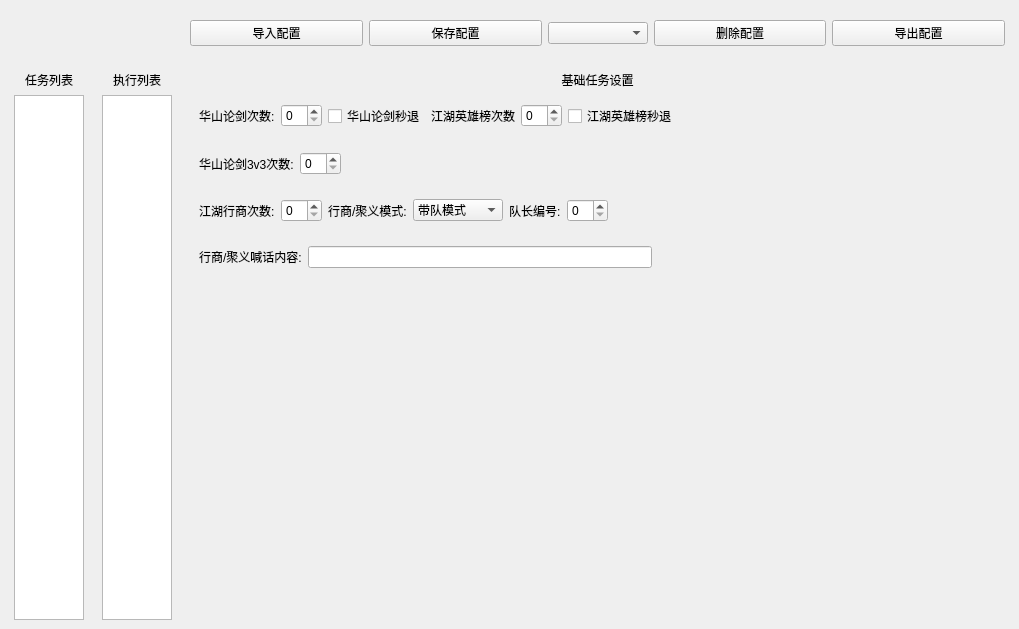
Above: ui/ScriptWindow.ui from Thetrint/snow-elves before the change. Below: the same form after it.
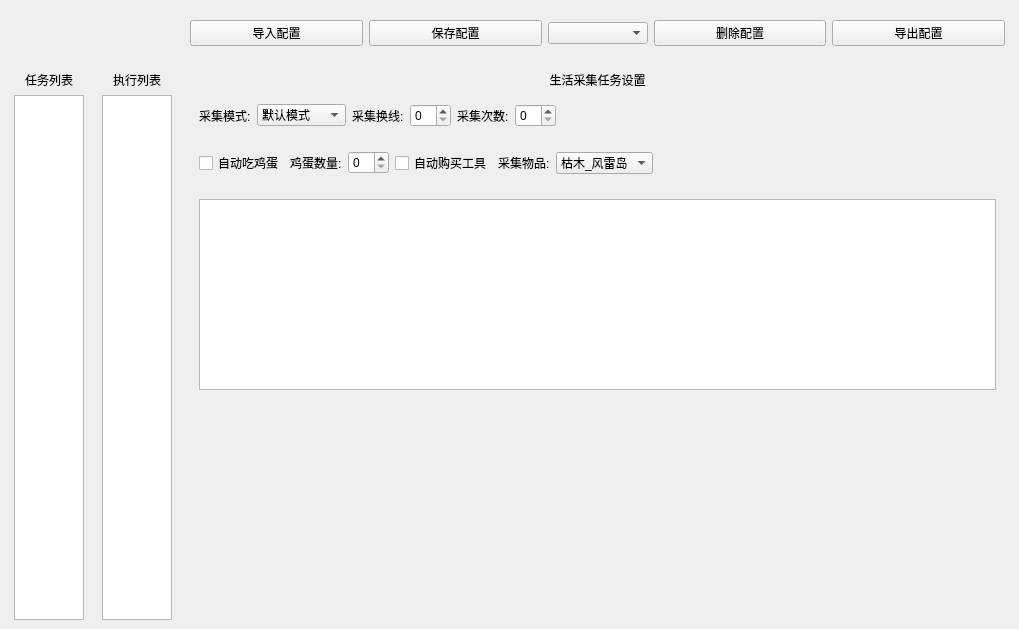
That is the form after the change. Custom widgets are drawn as their Qt base class.

Commit message: 新增生活采集

```diff
--- a/ui/ScriptWindow.ui
+++ b/ui/ScriptWindow.ui
@@ -142,7 +142,7 @@
       </sizepolicy>
      </property>
      <property name="currentIndex">
-      <number>1</number>
+      <number>7</number>
      </property>
      <widget class="QWidget" name="page">
       <layout class="QVBoxLayout" name="verticalLayout_9">
@@ -1966,6 +1966,284 @@
        </item>
       </layout>
      </widget>
+     <widget class="QWidget" name="page_8">
+      <layout class="QVBoxLayout" name="verticalLayout_11">
+       <item>
+        <widget class="QLabel" name="label_56">
+         <property name="sizePolicy">
+          <sizepolicy hsizetype="Preferred" vsizetype="Preferred">
+           <horstretch>0</horstretch>
+           <verstretch>0</verstretch>
+          </sizepolicy>
+         </property>
+         <property name="text">
+          <string>生活采集任务设置</string>
+         </property>
+         <property name="alignment">
+          <set>Qt::AlignmentFlag::AlignCenter</set>
+         </property>
+         <property name="class" stdset="0">
+          <string>page</string>
+         </property>
+        </widget>
+       </item>
+       <item>
+        <widget class="QWidget" name="widget_24" native="true">
+         <layout class="QHBoxLayout" name="horizontalLayout_21">
+          <item>
+           <widget class="QLabel" name="label_57">
+            <property name="sizePolicy">
+             <sizepolicy hsizetype="Preferred" vsizetype="Preferred">
+              <horstretch>0</horstretch>
+              <verstretch>0</verstretch>
+             </sizepolicy>
+            </property>
+            <property name="text">
+             <string>采集模式:</string>
+            </property>
+            <property name="class" stdset="0">
+             <string>tip</string>
+            </property>
+           </widget>
+          </item>
+          <item>
+           <widget class="QComboBox" name="comboBox_13">
+            <item>
+             <property name="text">
+              <string>默认模式</string>
+             </property>
+            </item>
+            <item>
+             <property name="text">
+              <string>自定义模式</string>
+             </property>
+            </item>
+           </widget>
+          </item>
+          <item>
+           <widget class="QLabel" name="label_58">
+            <property name="sizePolicy">
+             <sizepolicy hsizetype="Preferred" vsizetype="Preferred">
+              <horstretch>0</horstretch>
+              <verstretch>0</verstretch>
+             </sizepolicy>
+            </property>
+            <property name="text">
+             <string>采集换线:</string>
+            </property>
+            <property name="class" stdset="0">
+             <string>tip</string>
+            </property>
+           </widget>
+          </item>
+          <item>
+           <widget class="QSpinBox" name="spinBox_10"/>
+          </item>
+          <item>
+           <widget class="QLabel" name="label_59">
+            <property name="sizePolicy">
+             <sizepolicy hsizetype="Preferred" vsizetype="Preferred">
+              <horstretch>0</horstretch>
+              <verstretch>0</verstretch>
+             </sizepolicy>
+            </property>
+            <property name="text">
+             <string>采集次数:</string>
+            </property>
+            <property name="class" stdset="0">
+             <string>tip</string>
+            </property>
+           </widget>
+          </item>
+          <item>
+           <widget class="QSpinBox" name="spinBox_11"/>
+          </item>
+          <item>
+           <spacer name="horizontalSpacer_17">
+            <property name="orientation">
+             <enum>Qt::Orientation::Horizontal</enum>
+            </property>
+            <property name="sizeHint" stdset="0">
+             <size>
+              <width>171</width>
+              <height>20</height>
+             </size>
+            </property>
+           </spacer>
+          </item>
+         </layout>
+        </widget>
+       </item>
+       <item>
+        <widget class="QWidget" name="widget_25" native="true">
+         <layout class="QHBoxLayout" name="horizontalLayout_22">
+          <item>
+           <widget class="QCheckBox" name="checkBox_9">
+            <property name="text">
+             <string>自动吃鸡蛋</string>
+            </property>
+           </widget>
+          </item>
+          <item>
+           <widget class="QLabel" name="label_60">
+            <property name="sizePolicy">
+             <sizepolicy hsizetype="Preferred" vsizetype="Preferred">
+              <horstretch>0</horstretch>
+              <verstretch>0</verstretch>
+             </sizepolicy>
+            </property>
+            <property name="text">
+             <string>鸡蛋数量:</string>
+            </property>
+            <property name="class" stdset="0">
+             <string>tip</string>
+            </property>
+           </widget>
+          </item>
+          <item>
+           <widget class="QSpinBox" name="spinBox_12"/>
+          </item>
+          <item>
+           <widget class="QCheckBox" name="checkBox_10">
+            <property name="text">
+             <string>自动购买工具</string>
+            </property>
+           </widget>
+          </item>
+          <item>
+           <widget class="QLabel" name="label_61">
+            <property name="sizePolicy">
+             <sizepolicy hsizetype="Preferred" vsizetype="Preferred">
+              <horstretch>0</horstretch>
+              <verstretch>0</verstretch>
+             </sizepolicy>
+            </property>
+            <property name="text">
+             <string>采集物品:</string>
+            </property>
+            <property name="class" stdset="0">
+             <string>tip</string>
+            </property>
+           </widget>
+          </item>
+          <item>
+           <widget class="QComboBox" name="comboBox_14">
+            <item>
+             <property name="text">
+              <string>枯木_风雷岛</string>
+             </property>
+            </item>
+            <item>
+             <property name="text">
+              <string>翠竹_金陵</string>
+             </property>
+            </item>
+            <item>
+             <property name="text">
+              <string>榆木_江南</string>
+             </property>
+            </item>
+            <item>
+             <property name="text">
+              <string>枫木_江南</string>
+             </property>
+            </item>
+            <item>
+             <property name="text">
+              <string>杂草_江南</string>
+             </property>
+            </item>
+            <item>
+             <property name="text">
+              <string>野花_江南</string>
+             </property>
+            </item>
+            <item>
+             <property name="text">
+              <string>朱果_江南</string>
+             </property>
+            </item>
+            <item>
+             <property name="text">
+              <string>碎石_中原</string>
+             </property>
+            </item>
+            <item>
+             <property name="text">
+              <string>黄铜_中原</string>
+             </property>
+            </item>
+            <item>
+             <property name="text">
+              <string>黄铜_中原</string>
+             </property>
+            </item>
+            <item>
+             <property name="text">
+              <string>金矿_塞北</string>
+             </property>
+            </item>
+           </widget>
+          </item>
+          <item>
+           <spacer name="horizontalSpacer_18">
+            <property name="orientation">
+             <enum>Qt::Orientation::Horizontal</enum>
+            </property>
+            <property name="sizeHint" stdset="0">
+             <size>
+              <width>365</width>
+              <height>20</height>
+             </size>
+            </property>
+           </spacer>
+          </item>
+         </layout>
+        </widget>
+       </item>
+       <item>
+        <widget class="QWidget" name="widget_26" native="true">
+         <property name="sizePolicy">
+          <sizepolicy hsizetype="Preferred" vsizetype="Preferred">
+           <horstretch>0</horstretch>
+           <verstretch>0</verstretch>
+          </sizepolicy>
+         </property>
+         <property name="minimumSize">
+          <size>
+           <width>0</width>
+           <height>200</height>
+          </size>
+         </property>
+         <layout class="QHBoxLayout" name="horizontalLayout_23">
+          <item>
+           <widget class="QTextEdit" name="textEdit_2">
+            <property name="sizePolicy">
+             <sizepolicy hsizetype="Expanding" vsizetype="Expanding">
+              <horstretch>0</horstretch>
+              <verstretch>0</verstretch>
+             </sizepolicy>
+            </property>
+           </widget>
+          </item>
+         </layout>
+        </widget>
+       </item>
+       <item>
+        <spacer name="verticalSpacer_8">
+         <property name="orientation">
+          <enum>Qt::Orientation::Vertical</enum>
+         </property>
+         <property name="sizeHint" stdset="0">
+          <size>
+           <width>20</width>
+           <height>222</height>
+          </size>
+         </property>
+        </spacer>
+       </item>
+      </layout>
+     </widget>
     </widget>
    </item>
   </layout>
```
The commit also changes 42 other files.
